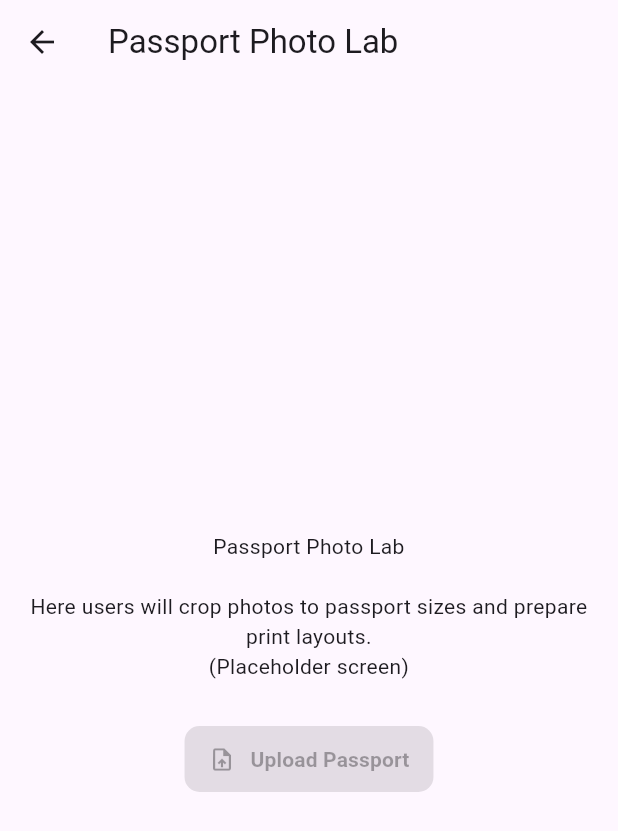
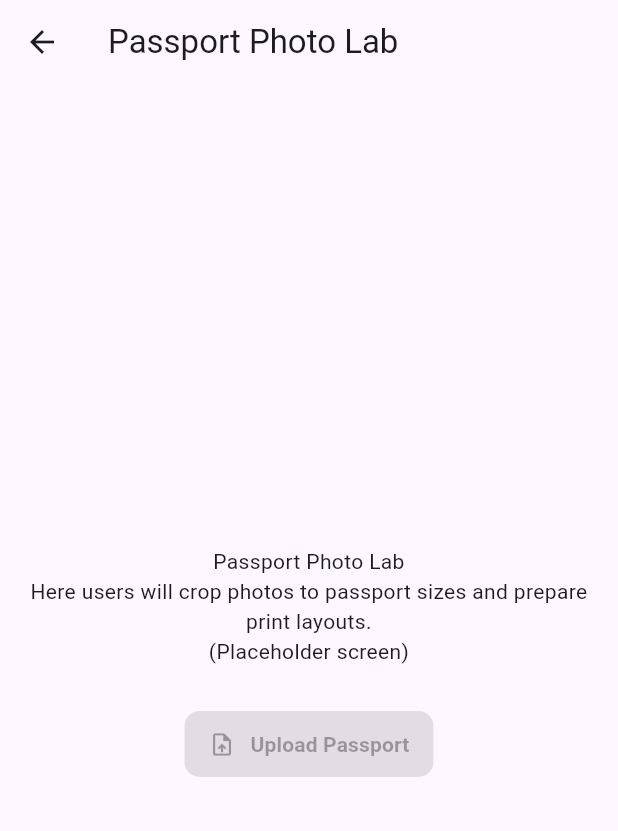
Before and after one commit to bboinnovate20/digitallab, a Flutter app: the PassportLab screen opened directly, on a phone screen of 412 x 824 dp. Shown: the top 831 px of the screen. Run offline on Flutter 3.47's test engine with Material 3 defaults, Android fonts, the phone set to English and light mode, and no system bars; our stand-ins replace image_picker; missing offline and left inert: image_picker_platform_interface.

Commit message:
add extra word

```diff
--- a/lib/features/home/view/passport_lab.dart
+++ b/lib/features/home/view/passport_lab.dart
@@ -21,7 +21,7 @@ class _PassportLabState extends State<PassportLab> {
   @override
   Widget build(BuildContext context) {
     return Scaffold(
-      appBar: AppBar(title: const Text('Passport Photo Lab')),
+      appBar: AppBar(title: const Text('Passport Photo Lab ')),
       body: Center(
         child: SingleChildScrollView(
           child: Column(
@@ -29,9 +29,15 @@ class _PassportLabState extends State<PassportLab> {
             children: [
               const Padding(
                 padding: EdgeInsets.all(16.0),
-                child: Text(
-                  'Passport Photo Lab\n\nHere users will crop photos to passport sizes and prepare print layouts.\n(Placeholder screen)',
-                  textAlign: TextAlign.center,
+                child: Column(
+                  crossAxisAlignment: CrossAxisAlignment.center,
+                  children: [
+                    Text('Passport Photo Lab', textAlign: TextAlign.center),
+                    Text(
+                      'Here users will crop photos to passport sizes and prepare print layouts.\n(Placeholder screen)',
+                      textAlign: TextAlign.center,
+                    ),
+                  ],
                 ),
               ),
               if (_imageFile != null) ...[
```
